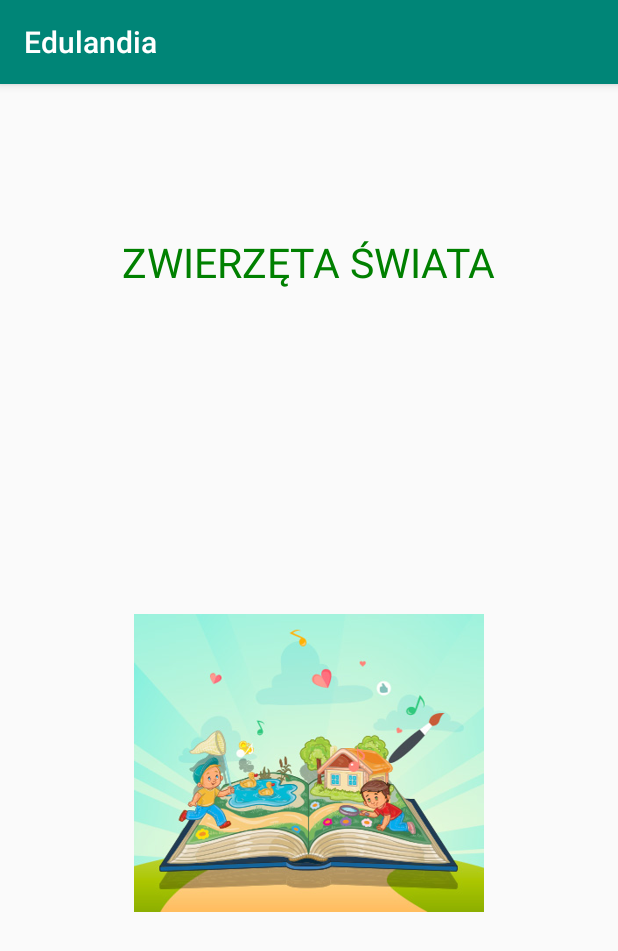
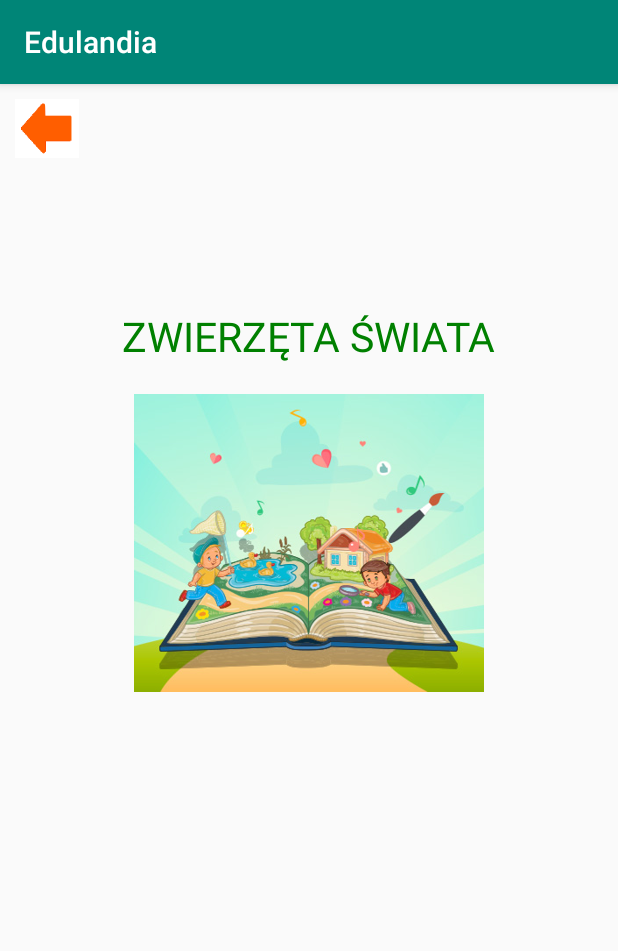
Before and after one commit to MalwinaKapala/Edulandia, an Android app: the GameMenuActivity screen opened directly, with no data from a screen before it, on a phone screen of 412 x 824 dp. Shown: the top 951 px of the screen. Run offline under Robolectric (Android 15) with nearby library versions, the phone set to English and light mode, and no system bars.

Commit message:
1. BackButton added to GameMenuActivity, SubMenuActivity and FirstGameActivity. 2. OnClickListener on BackButton added: loading previous Activity screen on onClick method.

```diff
--- a/app/build.gradle
+++ b/app/build.gradle
@@ -4,7 +4,7 @@ android {
     compileSdkVersion 28
     defaultConfig {
         applicationId "com.example.malwina.edulandia"
-        minSdkVersion 23
+        minSdkVersion 22
         targetSdkVersion 28
         versionCode 1
         versionName "1.0"
--- a/app/src/main/java/com/example/malwina/edulandia/GameMenuActivity.java
+++ b/app/src/main/java/com/example/malwina/edulandia/GameMenuActivity.java
@@ -10,6 +10,7 @@ import android.widget.TextView;
 
 public class GameMenuActivity extends AppCompatActivity {
 
+    private ImageView backButton;
     private TextView menuTextView;
     private ImageView gameMenuPicture;
 
@@ -29,6 +30,17 @@ public class GameMenuActivity extends AppCompatActivity {
             }
         });
 
+        backButton = findViewById(R.id.backButton);
+        backButton.setOnClickListener(new View.OnClickListener() {
+            @Override
+            public void onClick(View v) {
+                Log.d("back button", "clicked");
+
+                Intent myIntent = new Intent (GameMenuActivity.this, MainActivity.class);
+                startActivity(myIntent);
+            }
+        });
+
     }
 
 }
--- a/app/src/main/res/layout/game_menu_activity.xml
+++ b/app/src/main/res/layout/game_menu_activity.xml
@@ -5,6 +5,18 @@
     xmlns:app="http://schemas.android.com/apk/res-auto"
     xmlns:tools="http://schemas.android.com/tools"
     tools:context=".GameMenuActivity">
+
+    <ImageView
+        android:id="@+id/backButton"
+        android:src="@mipmap/backbutton"
+        android:layout_width="wrap_content"
+        android:layout_height="wrap_content"
+        app:layout_constraintTop_toTopOf="parent"
+        app:layout_constraintLeft_toLeftOf="parent"
+        android:layout_marginTop="10dp"
+        android:layout_marginLeft="10dp"
+        android:layout_marginBottom="20dp"
+        />
 
     <TextView
         android:id="@+id/menuTextView"
@@ -14,19 +26,21 @@
         android:textSize="27sp"
         android:textColor="@color/green"
         app:layout_constraintLeft_toLeftOf="parent"
+        app:layout_constraintTop_toBottomOf="@id/backButton"
         app:layout_constraintRight_toRightOf="parent"
-        app:layout_constraintTop_toTopOf="parent"
         android:layout_marginTop="100dp"
         />
+
     <ImageView
         android:id="@+id/GameMenuPicture"
         android:layout_width="match_parent"
         android:layout_height="wrap_content"
         android:src="@mipmap/gamemenupicture"
-        app:layout_constraintBottom_toBottomOf="parent"
+        app:layout_constraintTop_toBottomOf="@id/menuTextView"
         app:layout_constraintLeft_toLeftOf="parent"
         app:layout_constraintRight_toRightOf="parent"
-        app:layout_constraintTop_toBottomOf="@id/menuTextView"
+        android:layout_marginTop="20dp"
+
         />
 
 </android.support.constraint.ConstraintLayout>
```
Also changed, not shown: app/src/main/java/com/example/malwina/edulandia/FirstGameActivity.java (+12 -1 lines), app/src/main/java/com/example/malwina/edulandia/SubMenuActivity.java (+12 -0 lines), app/src/main/res/layout/activity_main.xml (+9 -6 lines), app/src/main/res/layout/first_game_activity.xml (+14 -2 lines), app/src/main/res/layout/sub_menu_activity.xml (+13 -1 lines), app/src/main/res/mipmap-xxxhdpi/backbutton.png (added), 2 other files.
